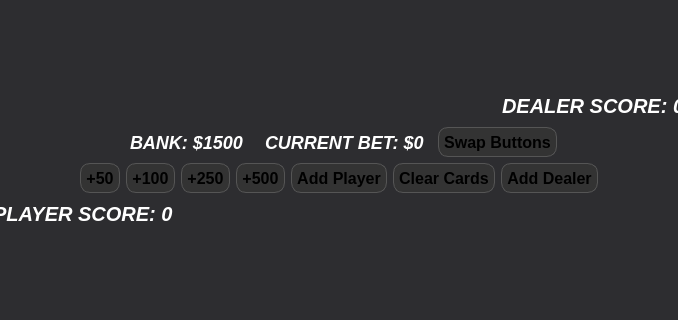
Before: the Qt Designer form mainwindow.ui in landonwest815/blackjack-educational-app, drawn with Qt 5; both pictures show x 364 to 1042 and y 179 to 499 of the 1406 by 700 pixel window.
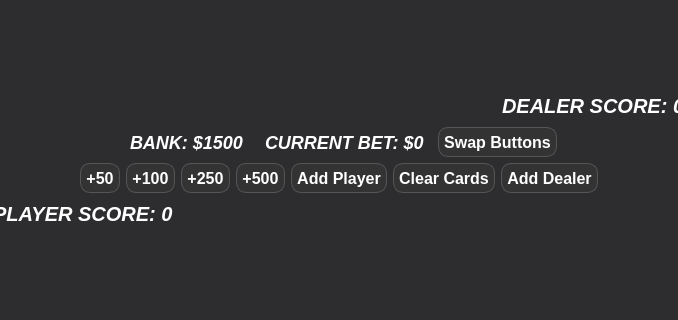
After: the same form once the commit is applied. Custom widgets are drawn as their Qt base class.

What changed in the file:
```diff
--- a/mainwindow.ui
+++ b/mainwindow.ui
@@ -204,6 +204,7 @@
         <property name="styleSheet">
          <string notr="true">QPushButton {
     background-color: #333333;
+    color: white;
     border-radius: 10px;
     text-shadow: 1px 1px 2px black;
     padding: 5px;
@@ -274,6 +275,7 @@
         <property name="styleSheet">
          <string notr="true">QPushButton {
     background-color: #333333;
+    color: white;
     border-radius: 10px;
     text-shadow: 1px 1px 2px black;
     padding: 5px;
@@ -314,6 +316,7 @@
         <property name="styleSheet">
          <string notr="true">QPushButton {
     background-color: #333333;
+    color: white;
     border-radius: 10px;
     text-shadow: 1px 1px 2px black;
     padding: 5px;
@@ -354,6 +357,7 @@
         <property name="styleSheet">
          <string notr="true">QPushButton {
     background-color: #333333;
+    color: white;
     border-radius: 10px;
     text-shadow: 1px 1px 2px black;
     padding: 5px;
@@ -394,6 +398,7 @@
         <property name="styleSheet">
          <string notr="true">QPushButton {
     background-color: #333333;
+    color: white;
     border-radius: 10px;
     text-shadow: 1px 1px 2px black;
     padding: 5px;
@@ -434,6 +439,7 @@
         <property name="styleSheet">
          <string notr="true">QPushButton {
     background-color: #333333;
+    color: white;
     border-radius: 10px;
     text-shadow: 1px 1px 2px black;
     padding: 5px;
@@ -474,6 +480,7 @@
         <property name="styleSheet">
          <string notr="true">QPushButton {
     background-color: #333333;
+    color: white;
     border-radius: 10px;
     text-shadow: 1px 1px 2px black;
     padding: 5px;
@@ -514,6 +521,7 @@
         <property name="styleSheet">
          <string notr="true">QPushButton {
     background-color: #333333;
+    color: white;
     border-radius: 10px;
     text-shadow: 1px 1px 2px black;
     padding: 5px;
```
